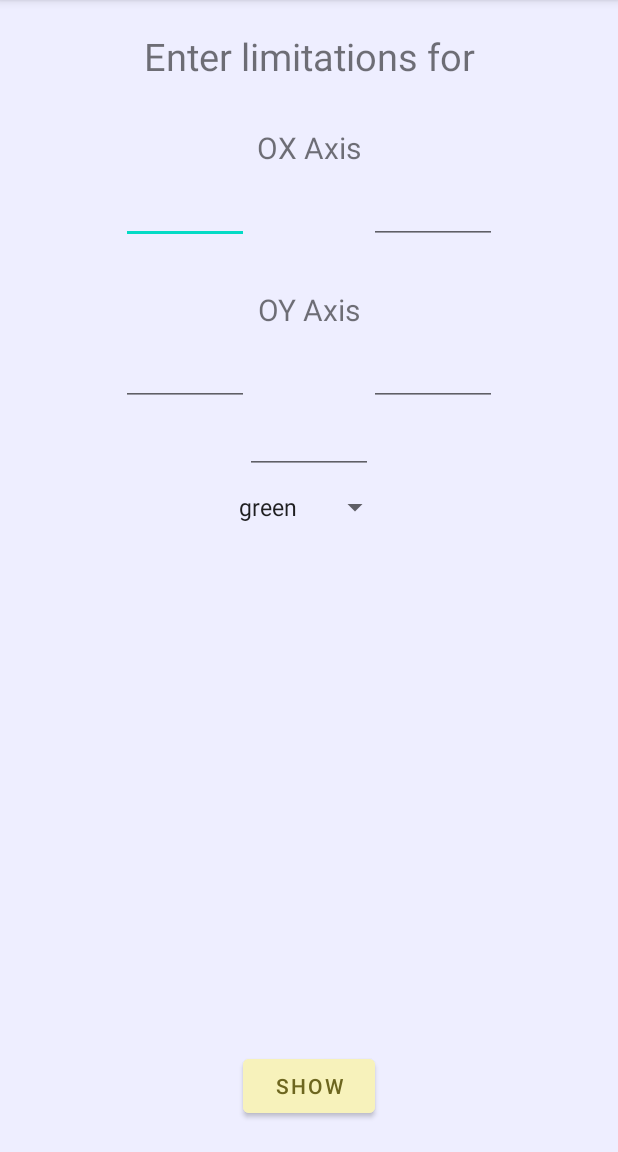
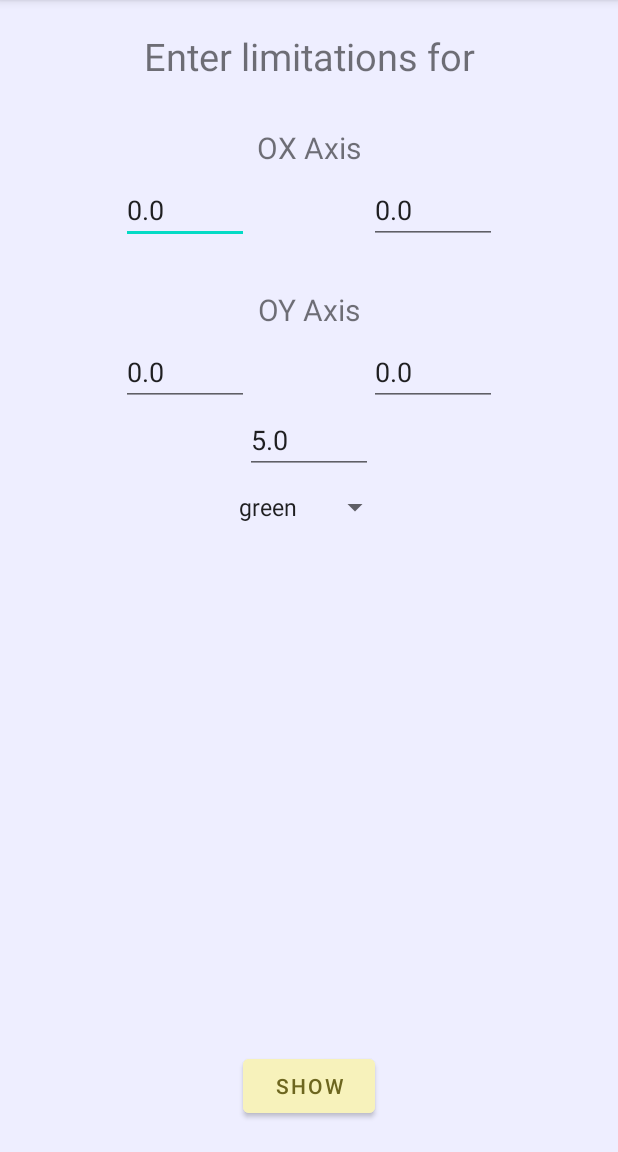
Before and after one commit to garijooo/graphy, an Android app: the screen it shows after launch (MainActivity), on a phone screen of 412 x 824 dp, the part 84-1236 px from its top. Run offline under Robolectric (Android 15) with nearby library versions, the phone set to English and light mode, and no system bars.

Commit message:
limitations, graph color and stroke width's values saving was implemented

```diff
--- a/app/src/main/java/kz/garijooo/graphy/controllers/MainFragment.kt
+++ b/app/src/main/java/kz/garijooo/graphy/controllers/MainFragment.kt
@@ -52,6 +52,9 @@ class MainFragment : Fragment() {
     // model objects
     private var converter: ConverterModel = ConverterModel(0F, 0F, 0F, 0F, 0F, 0F)
 
+    private var currentColor: String? = null
+    // color items
+    var items: Array<String> = arrayOf<String>("green", "red", "blue", "yellow")
 
 
     override fun onCreateView(inflater: LayoutInflater, container: ViewGroup?,
@@ -64,28 +67,41 @@ class MainFragment : Fragment() {
         viewModel = ViewModelProvider(this).get(MainViewModel::class.java)
         cartesianSystem = activity?.findViewById<CartesianView>(R.id.cartesian)
 
-        if(viewModel.graphColor?.value != null)
-            Log.d("graph color", viewModel.graphColor?.value.toString())
-        if(viewModel.strokeWidth?.value != null)
-            Log.d("stroke width", viewModel.strokeWidth?.value.toString())
 
         graphColor = activity?.findViewById<Spinner>(R.id.graph_color)?.apply {
-            var items: Array<String> = arrayOf<String>("green", "red", "blue", "yellow")
+
             var adapter: ArrayAdapter<String> =  ArrayAdapter<String>(this.context, android.R.layout.simple_spinner_item, items)
             this.adapter = adapter
+            var index: Int? = null
+            for(i in 0 until items.size)
+                if(viewModel.graphColor!!.value != null) {
+                    if (viewModel.graphColor!!.value == items[i]) {
+                        index = i
+                    }
+                }
+            this.setSelection(index?:0)
+
             this.onItemSelectedListener = object : AdapterView.OnItemSelectedListener {
                 override fun onItemSelected(parent: AdapterView<*>, view: View?, position: Int, id: Long) {
                     cartesianSystem?.changeColor(parent.selectedItem.toString())
-                    viewModel.graphColor?.postValue(parent.selectedItem.toString())
+                    currentColor = parent.selectedItem.toString()
+                    viewModel.graphColor?.postValue(currentColor)
+                    Log.d("selected", parent.selectedItem.toString())
+//                    if(currentColor != null)
+                    Log.d("selected currentColor", currentColor!!)
+                    Log.d("selected viewModelColor", viewModel.graphColor!!.value)
                 }
 
                 override fun onNothingSelected(parent: AdapterView<*>) {
-
+//                    viewModel.graphColor?.postValue(parent.selectedItem.toString())
                 }
             }
         }
 
         editTextStartOX = activity?.findViewById<EditText>(R.id.ox_start)?.apply {
+            if(viewModel.startOX?.value != null) {
+                this.setText(viewModel.startOX!!.value.toString())
+            }
             this.addTextChangedListener(object: TextWatcher {
                 override fun afterTextChanged(s: Editable?) {
                     if(editTextStartOX?.text.toString() == "" || editTextStartOX?.text.toString() == "-") viewModel.startOX?.postValue(0.0F)
@@ -96,10 +112,6 @@ class MainFragment : Fragment() {
                 override fun onTextChanged(s: CharSequence?, start: Int, count: Int, before: Int) {
                 }
             })
-            if(viewModel.startOX != null) {
-                Log.d("check", viewModel.startOX!!.toString())
-//                this.setText(viewModel.startOX!!.toString())
-            }
         }
 
         editTextEndOX = activity?.findViewById<EditText>(R.id.ox_end)?.apply {
@@ -153,6 +165,10 @@ class MainFragment : Fragment() {
                 override fun onTextChanged(s: CharSequence?, start: Int, count: Int, before: Int) {
                 }
             })
+        }
+        if(viewModel.strokeWidth?.value != null) {
+//            Log.d("stroke !!!!!", viewModel.strokeWidth!!.value.toString())
+            strokeWidthEditText?.setText(viewModel.strokeWidth!!.value.toString(), TextView.BufferType.EDITABLE)
         }
 
         errorTextView = activity?.findViewById<TextView>(R.id.error_textView)?.apply {
@@ -223,13 +239,49 @@ class MainFragment : Fragment() {
         super.onStart()
         val prefs = activity?.getSharedPreferences(Constants.APP_NAME, Context.MODE_PRIVATE)
         prefs?.run {
-            val strokeWidth = getFloat(Constants.STROKE_WIDTH, 5F)
-            Log.d("start strokeWidth", strokeWidth.toString())
-            viewModel.strokeWidth?.postValue(strokeWidth)
+            // stroke width manipulations
+            val strokeWidthVal = getFloat(Constants.STROKE_WIDTH, 5F)
+            viewModel.strokeWidth?.postValue(strokeWidthVal)
+            // visualisation
+            Log.d("start stroke", strokeWidthVal.toString())
+            if(strokeWidthVal.toString() != null)
+                strokeWidthEditText?.setText(strokeWidthVal.toString() , TextView.BufferType.EDITABLE)
 
-            val graphColor = getString(Constants.GRAPH_COLOR, "green")
-            Log.d("start graphColor", graphColor.toString())
-            viewModel.graphColor?.postValue(graphColor)
+            // color manipulations
+            val graphColorVal = getString(Constants.GRAPH_COLOR, "")
+            viewModel.graphColor?.postValue(graphColorVal)
+            // visualisation
+            Log.d("start color", graphColorVal)
+            var index: Int? = null
+            for(i in 0 until items.size)
+                if(graphColorVal != null) {
+                    if (graphColorVal == items[i]) {
+                        index = i
+                    }
+                }
+            graphColor?.setSelection(index?:0)
+
+            // ox limitations
+            val startOxVal = getFloat(Constants.START_OX, 0F)
+            viewModel.startOX?.postValue(startOxVal)
+            val endOxVal = getFloat(Constants.END_OX, 0F)
+            viewModel.endOX?.postValue(endOxVal)
+            // visualisation
+            if(startOxVal.toString() != null)
+                editTextStartOX?.setText(startOxVal.toString() , TextView.BufferType.EDITABLE)
+            if(endOxVal.toString() != null)
+                editTextEndOX?.setText(endOxVal.toString() , TextView.BufferType.EDITABLE)
+
+            // oy limitations
+            val startOyVal = getFloat(Constants.START_OY, 0F)
+            viewModel.startOY?.postValue(startOyVal)
+            val endOyVal = getFloat(Constants.END_OY, 0F)
+            viewModel.endOY?.postValue(endOyVal)
+            // visualisation
+            if(startOyVal.toString() != null)
+                editTextStartOY?.setText(startOyVal.toString() , TextView.BufferType.EDITABLE)
+            if(endOyVal.toString() != null)
+                editTextEndOY?.setText(endOyVal.toString() , TextView.BufferType.EDITABLE)
         }
     }
 
@@ -239,10 +291,15 @@ class MainFragment : Fragment() {
         prefs?.run {
             edit().run {
                 putFloat(Constants.STROKE_WIDTH, viewModel.strokeWidth?.value?:5F)
-                Log.d("stop strokeWidth", viewModel.strokeWidth?.value.toString())
-                putString(Constants.GRAPH_COLOR, viewModel.graphColor?.value?:"green")
-                Log.d("stop graphColor", viewModel.graphColor?.value.toString())
+
+                putFloat(Constants.START_OX, viewModel.startOX?.value?:0F)
+                putFloat(Constants.END_OX, viewModel.endOX?.value?:0F)
+                putFloat(Constants.START_OY, viewModel.startOY?.value?:0F)
+                putFloat(Constants.END_OY, viewModel.endOY?.value?:0F)
+
+                putString(Constants.GRAPH_COLOR, this@MainFragment.currentColor?:"green")
                 apply()
+
             }
         }
     }
--- a/app/src/main/java/kz/garijooo/graphy/models/Constants.kt
+++ b/app/src/main/java/kz/garijooo/graphy/models/Constants.kt
@@ -4,4 +4,10 @@ object Constants {
     val APP_NAME = "kz.garijooo.graphy"
     val STROKE_WIDTH = "kz.garijooo.graphy.stroke_width"
     val GRAPH_COLOR = "kz.garijooo.graphy.graph_color"
+
+    val START_OX = "kz.garijooo.graphy.start_ox"
+    val END_OX = "kz.garijooo.graphy.end_ox"
+    val START_OY = "kz.garijooo.graphy.start_oy"
+    val END_OY = "kz.garijooo.graphy.end_oy"
+//    val
 }
--- a/app/src/main/java/kz/garijooo/graphy/models/MainViewModel.kt
+++ b/app/src/main/java/kz/garijooo/graphy/models/MainViewModel.kt
@@ -13,12 +13,12 @@ class MainViewModel : ViewModel() {
 //        set(value) {
 //            _data = value
 //        }
-    var startOX: MutableLiveData<Float>? = MutableLiveData<Float>()
+    var startOX: MutableLiveData<Float>? = MutableLiveData<Float>(null)
     var endOX: MutableLiveData<Float>? = MutableLiveData<Float>()
     var startOY: MutableLiveData<Float>? = MutableLiveData<Float>()
     var endOY: MutableLiveData<Float>? = MutableLiveData<Float>()
 
-    var strokeWidth: MutableLiveData<Float>? = MutableLiveData<Float>()
+    var strokeWidth: MutableLiveData<Float>? = MutableLiveData<Float>(null)
 
-    var graphColor: MutableLiveData<String>? = MutableLiveData<String>()
+    var graphColor: MutableLiveData<String>? = MutableLiveData<String>(null)
 }
```
